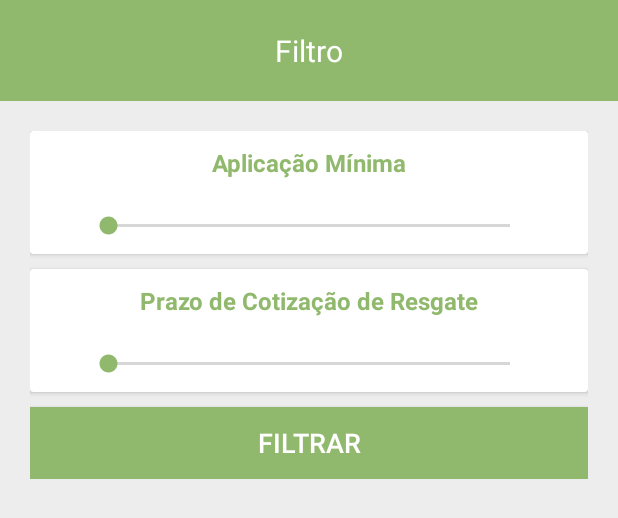
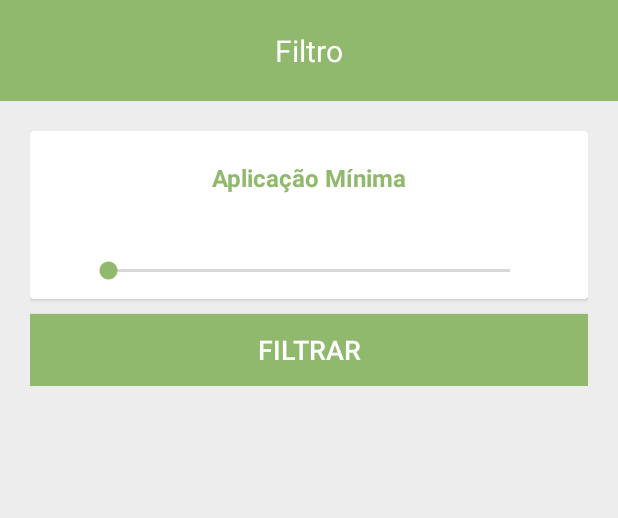
Before and after one commit to alarangeiras/DesafioFundoInvestimento-Android, an Android app: the layout fragment_filter_bottom_sheet.xml on its own in the app's theme, with its tools: preview values and no code run, on a phone screen of 412 x 824 dp. Shown: the top 518 px of the screen. Run offline under Robolectric (Android 15) with nearby library versions, the phone set to English and light mode, and no system bars; network calls fail.

Commit message:
conclusao do filtro

```diff
--- a/app/src/main/res/layout/fragment_filter_bottom_sheet.xml
+++ b/app/src/main/res/layout/fragment_filter_bottom_sheet.xml
@@ -59,6 +59,7 @@
                             android:textStyle="bold"
                             android:textColor="@color/colorPrimary"
                             android:textSize="16sp"
+                            android:layout_marginTop="10dp"
                             android:text="@string/minimum_application"
                             app:layout_constraintTop_toTopOf="parent"
                             app:layout_constraintEnd_toEndOf="parent"
@@ -69,6 +70,8 @@
                             android:layout_width="match_parent"
                             android:layout_height="wrap_content"
                             android:textSize="16sp"
+                            android:layout_marginTop="10dp"
+                            android:textAlignment="center"
                             app:layout_constraintTop_toBottomOf="@id/titleMinimumApplication"
                             app:layout_constraintStart_toStartOf="parent"
                             app:layout_constraintEnd_toEndOf="parent"/>
@@ -77,56 +80,13 @@
                             android:id="@+id/minimumApplication"
                             android:layout_width="300dp"
                             android:layout_height="wrap_content"
+                            android:layout_marginTop="10dp"
                             android:textSize="16sp"
+                            android:layout_marginBottom="10dp"
                             app:layout_constraintTop_toBottomOf="@id/lblMinimumApplication"
                             app:layout_constraintStart_toStartOf="parent"
-                            app:layout_constraintEnd_toEndOf="parent"/>
-
-
-                </android.support.constraint.ConstraintLayout>
-
-            </android.support.v7.widget.CardView>
-
-            <android.support.v7.widget.CardView
-                    android:layout_width="match_parent"
-                    android:layout_height="wrap_content"
-                    android:layout_marginTop="10dp"
-                    android:padding="20dp">
-
-                <android.support.constraint.ConstraintLayout
-                        android:layout_width="match_parent"
-                        android:layout_height="match_parent"
-                        android:padding="10dp">
-
-                    <TextView
-                            android:id="@+id/titleTermRedemptionFee"
-                            android:layout_width="wrap_content"
-                            android:layout_height="wrap_content"
-                            android:textStyle="bold"
-                            android:textColor="@color/colorPrimary"
-                            android:textSize="16sp"
-                            android:text="@string/term_redemption_fee"
-                            app:layout_constraintTop_toTopOf="parent"
                             app:layout_constraintEnd_toEndOf="parent"
-                            app:layout_constraintStart_toStartOf="parent"/>
-
-                    <TextView
-                            android:id="@+id/lblTermRedemptionFee"
-                            android:layout_width="match_parent"
-                            android:layout_height="wrap_content"
-                            android:textSize="16sp"
-                            app:layout_constraintTop_toBottomOf="@id/titleTermRedemptionFee"
-                            app:layout_constraintStart_toStartOf="parent"
-                            app:layout_constraintEnd_toEndOf="parent"/>
-
-                    <SeekBar
-                            android:id="@+id/termRedemptionFee"
-                            android:layout_width="300dp"
-                            android:layout_height="wrap_content"
-                            android:textSize="16sp"
-                            app:layout_constraintTop_toBottomOf="@id/lblTermRedemptionFee"
-                            app:layout_constraintStart_toStartOf="parent"
-                            app:layout_constraintEnd_toEndOf="parent"/>
+                            android:max="7"/>
 
 
                 </android.support.constraint.ConstraintLayout>
@@ -134,6 +94,7 @@
             </android.support.v7.widget.CardView>
 
             <Button
+                    android:id="@+id/filterButton"
                     android:layout_width="match_parent"
                     android:layout_height="match_parent"
                     android:background="@color/colorPrimary"
```
Also changed, not shown: app/src/main/java/br/com/allanlarangeiras/desafioorama/activities/funds/FundsActivity.kt (+7 -0 lines), app/src/main/java/br/com/allanlarangeiras/desafioorama/activities/funds/dialogs/FilterBottomSheetDialogFragment.kt (+34 -0 lines), app/src/main/java/br/com/allanlarangeiras/desafioorama/activities/funds/fragments/FundsListFragment.kt (+11 -3 lines), app/src/main/java/br/com/allanlarangeiras/desafioorama/activities/funds/fragments/TopFundsFragment.kt (+18 -3 lines), app/src/main/java/br/com/allanlarangeiras/desafioorama/model/actions/FilterByMinimumAmount.kt (added, +7 -0 lines), app/src/main/java/br/com/allanlarangeiras/desafioorama/model/types/AmountRange.kt (added, +29 -0 lines), app/src/main/java/br/com/allanlarangeiras/desafioorama/services/FundsService.kt (+16 -3 lines).
